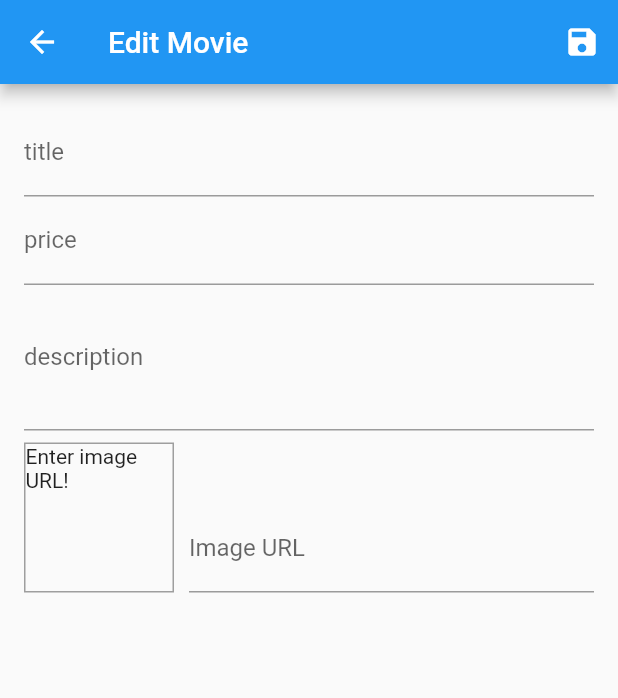
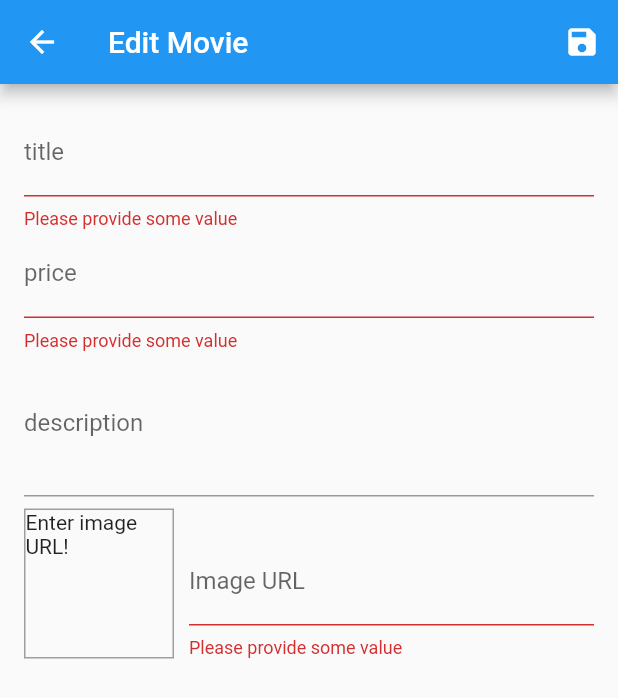
Before and after one commit to mr0I/fluuter-movies, a Flutter app: the EditMovieScreen screen opened by its route, after a tap on the "save" icon, on a phone screen of 412 x 824 dp. Shown: the top 698 px of the screen. Run offline on Flutter 3.47's test engine with Material 2 defaults, Android fonts, the phone set to English and light mode, and no system bars; network calls fail.

Commit message:
resume_manage_movies-validate_and_submit

```diff
--- a/lib/modules/movie/screens/editMovie_screen.dart
+++ b/lib/modules/movie/screens/editMovie_screen.dart
@@ -1,5 +1,6 @@
 import 'package:flutter/material.dart';
-import 'package:flutter/services.dart';
+// import 'package:flutter/services.dart';
+import 'package:provider/provider.dart';
 
 import '../../movie/movie_provider.dart';
 
@@ -42,13 +43,25 @@ class _EditMovieScreenState extends State<EditMovieScreen> {
 
   void _updateImageUrl() {
     if (!_imageUrlFocus.hasFocus) {
+      if ((!_imageUrlController.text.startsWith('http') &&
+              !_imageUrlController.text.startsWith('https')) ||
+          (!_imageUrlController.text.endsWith('png') &&
+              !_imageUrlController.text.endsWith('jpg') &&
+              !_imageUrlController.text.endsWith('jpeg'))) {
+        return;
+      }
+
       setState(() {});
     }
   }
 
   void _submitForm() {
+    final isValid = _form.currentState.validate();
+    if (!isValid) return;
     _form.currentState.save();
     print(_editedMovie.toJson());
+    Provider.of<Movies>(context, listen: false).addMovie(_editedMovie);
+    Navigator.of(context).pop();
   }
 
   @override
@@ -75,6 +88,10 @@ class _EditMovieScreenState extends State<EditMovieScreen> {
                 onFieldSubmitted: (_) {
                   FocusScope.of(context).requestFocus(_priceFocus);
                 },
+                validator: (value) {
+                  if (value.isEmpty) return 'Please provide some value';
+                  return null;
+                },
                 onSaved: (value) {
                   _editedMovie = Movie(
                     id: null,
@@ -91,6 +108,16 @@ class _EditMovieScreenState extends State<EditMovieScreen> {
                   focusNode: _priceFocus,
                   onFieldSubmitted: (_) {
                     FocusScope.of(context).requestFocus(_descriptionFocus);
+                  },
+                  validator: (value) {
+                    if (value.isEmpty) {
+                      return 'Please provide some value';
+                    } else if (double.tryParse(value) == null) {
+                      return 'Please enter a valid number';
+                    } else if (double.parse(value) <= 0) {
+                      return 'Please enter a number grater than zero';
+                    }
+                    return null;
                   },
                   onSaved: (value) {
                     _editedMovie = Movie(
@@ -141,6 +168,19 @@ class _EditMovieScreenState extends State<EditMovieScreen> {
                         onFieldSubmitted: (_) {
                           _submitForm();
                         },
+                        validator: (value) {
+                          if (value.isEmpty) {
+                            return 'Please provide some value';
+                          } else if (!value.startsWith('http') &&
+                              !value.startsWith('https')) {
+                            return 'Please enter a valid url';
+                          } else if (!value.endsWith('png') &&
+                              !value.endsWith('jpg') &&
+                              !value.endsWith('jpeg')) {
+                            return 'Please enter a valid format';
+                          }
+                          return null;
+                        },
                         onSaved: (value) {
                           _editedMovie = Movie(
                             id: null,
```
Also changed, not shown: lib/modules/movie/movie_provider.dart (+9 -2 lines).
